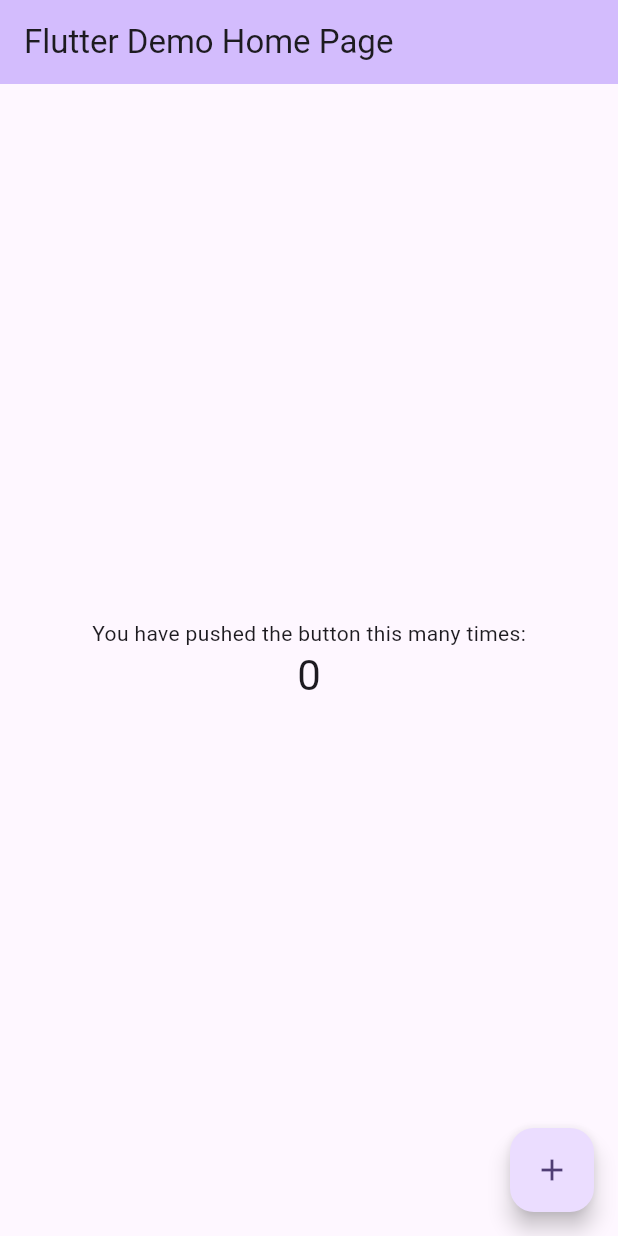
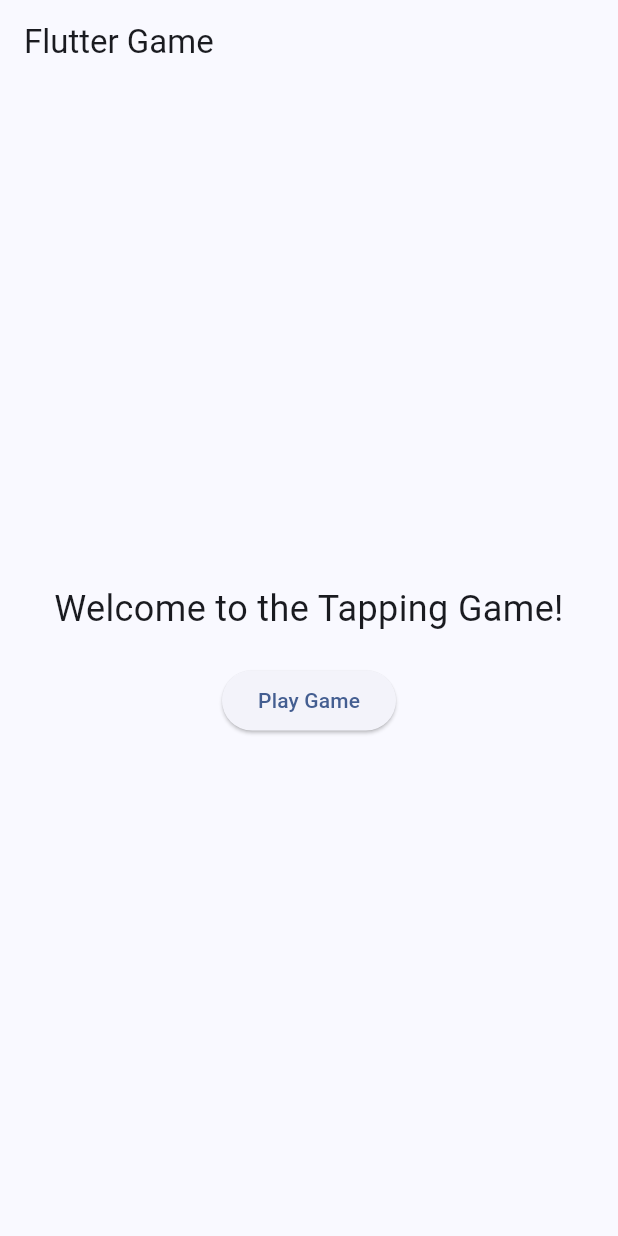
Before and after one commit to could-ai/019a8609-d56c-7ffa-8ebf-7aafdd51bf65, a Flutter app: the screen it shows after launch, on a phone screen of 412 x 824 dp. Run offline on Flutter 3.47's test engine with Material 3 defaults, Android fonts, the phone set to English and light mode, and no system bars.

```diff
--- a/usr/lib/main.dart
+++ b/usr/lib/main.dart
@@ -1,4 +1,5 @@
 import 'package:flutter/material.dart';
+import 'game_screen.dart'; // Import the new game screen
 
 void main() {
   runApp(const MyApp());
@@ -7,114 +8,51 @@ void main() {
 class MyApp extends StatelessWidget {
   const MyApp({super.key});
 
-  // This widget is the root of your application.
   @override
   Widget build(BuildContext context) {
     return MaterialApp(
-      title: 'Flutter Demo',
+      title: 'Tap Game',
       debugShowCheckedModeBanner: false,
       theme: ThemeData(
-        // This is the theme of your application.
-        //
-        // TRY THIS: Try running your application with "flutter run". You'll see
-        // the application has a purple toolbar. Then, without quitting the app,
-        // try changing the seedColor in the colorScheme below to Colors.green
-        // and then invoke "hot reload" (save your changes or press the "hot
-        // reload" button in a Flutter-supported IDE, or press "r" if you used
-        // the command line to start the app).
-        //
-        // Notice that the counter didn't reset back to zero; the application
-        // state is not lost during the reload. To reset the state, use hot
-        // restart instead.
-        //
-        // This works for code too, not just values: Most code changes can be
-        // tested with just a hot reload.
-        colorScheme: ColorScheme.fromSeed(seedColor: Colors.deepPurple),
+        colorScheme: ColorScheme.fromSeed(seedColor: Colors.blueAccent),
+        useMaterial3: true,
       ),
-      home: const MyHomePage(title: 'Flutter Demo Home Page'),
+      home: const HomeScreen(),
     );
   }
 }
 
-class MyHomePage extends StatefulWidget {
-  const MyHomePage({super.key, required this.title});
-
-  // This widget is the home page of your application. It is stateful, meaning
-  // that it has a State object (defined below) that contains fields that affect
-  // how it looks.
-
-  // This class is the configuration for the state. It holds the values (in this
-  // case the title) provided by the parent (in this case the App widget) and
-  // used by the build method of the State. Fields in a Widget subclass are
-  // always marked "final".
-
-  final String title;
-
-  @override
-  State<MyHomePage> createState() => _MyHomePageState();
-}
-
-class _MyHomePageState extends State<MyHomePage> {
-  int _counter = 0;
-
-  void _incrementCounter() {
-    setState(() {
-      // This call to setState tells the Flutter framework that something has
-      // changed in this State, which causes it to rerun the build method below
-      // so that the display can reflect the updated values. If we changed
-      // _counter without calling setState(), then the build method would not be
-      // called again, and so nothing would appear to happen.
-      _counter++;
-    });
-  }
+class HomeScreen extends StatelessWidget {
+  const HomeScreen({super.key});
 
   @override
   Widget build(BuildContext context) {
-    // This method is rerun every time setState is called, for instance as done
-    // by the _incrementCounter method above.
-    //
-    // The Flutter framework has been optimized to make rerunning build methods
-    // fast, so that you can just rebuild anything that needs updating rather
-    // than having to individually change instances of widgets.
     return Scaffold(
       appBar: AppBar(
-        // TRY THIS: Try changing the color here to a specific color (to
-        // Colors.amber, perhaps?) and trigger a hot reload to see the AppBar
-        // change color while the other colors stay the same.
-        backgroundColor: Theme.of(context).colorScheme.inversePrimary,
-        // Here we take the value from the MyHomePage object that was created by
-        // the App.build method, and use it to set our appbar title.
-        title: Text(widget.title),
+        title: const Text('Flutter Game'),
       ),
       body: Center(
-        // Center is a layout widget. It takes a single child and positions it
-        // in the middle of the parent.
         child: Column(
-          // Column is also a layout widget. It takes a list of children and
-          // arranges them vertically. By default, it sizes itself to fit its
-          // children horizontally, and tries to be as tall as its parent.
-          //
-          // Column has various properties to control how it sizes itself and
-          // how it positions its children. Here we use mainAxisAlignment to
-          // center the children vertically; the main axis here is the vertical
-          // axis because Columns are vertical (the cross axis would be
-          // horizontal).
-          //
-          // TRY THIS: Invoke "debug painting" (choose the "Toggle Debug Paint"
-          // action in the IDE, or press "p" in the console), to see the
-          // wireframe for each widget.
           mainAxisAlignment: MainAxisAlignment.center,
           children: <Widget>[
-            const Text('You have pushed the button this many times:'),
-            Text('$_counter', style: Theme.of(context).textTheme.headlineMedium),
+            const Text(
+              'Welcome to the Tapping Game!',
+              style: TextStyle(fontSize: 24),
+              textAlign: TextAlign.center,
+            ),
+            const SizedBox(height: 20),
+            ElevatedButton(
+              onPressed: () {
+                Navigator.push(
+                  context,
+                  MaterialPageRoute(builder: (context) => const GameScreen()),
+                );
+              },
+              child: const Text('Play Game'),
+            ),
           ],
         ),
       ),
-      floatingActionButton: FloatingActionButton(
-        onPressed: _incrementCounter,
-        tooltip: 'Increment',
-        child: const Icon(Icons.add),
-      ), // This trailing comma makes auto-formatting nicer for build methods.
     );
   }
 }
```
Also changed, not shown: usr/lib/game_screen.dart (added, +142 -0 lines).
